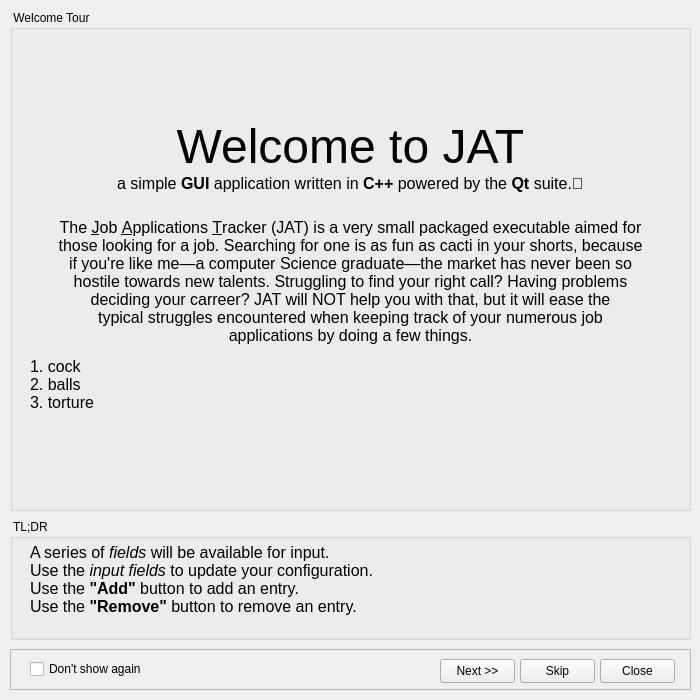
Before: the Qt Designer form src/mainwindow/mainwindow.ui in MarkGotLasagna/JAT, drawn with Qt 5.
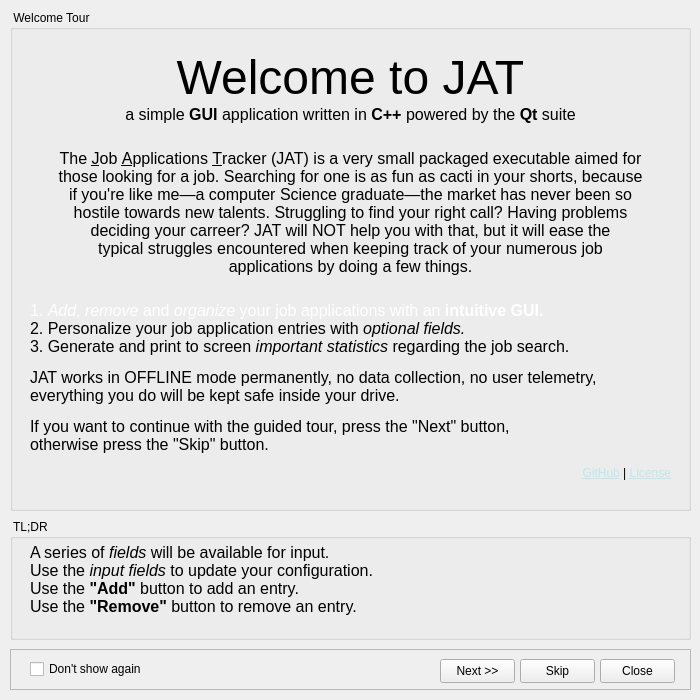
After: the same form once the commit is applied.

The edit to the form file:
```diff
--- a/src/mainwindow/mainwindow.ui
+++ b/src/mainwindow/mainwindow.ui
@@ -116,7 +116,7 @@
       </rect>
      </property>
      <property name="text">
-      <string>&lt;html&gt;&lt;head/&gt;&lt;body&gt;&lt;p align=&quot;center&quot;&gt;&lt;span style=&quot; font-size:36pt;&quot;&gt;Welcome to JAT&lt;br/&gt;&lt;/span&gt;&lt;span style=&quot; font-size:12pt;&quot;&gt;a simple &lt;/span&gt;&lt;span style=&quot; font-size:12pt; font-weight:700;&quot;&gt;GUI&lt;/span&gt;&lt;span style=&quot; font-size:12pt;&quot;&gt; application written in &lt;/span&gt;&lt;span style=&quot; font-size:12pt; font-weight:700;&quot;&gt;C++&lt;/span&gt;&lt;span style=&quot; font-size:12pt;&quot;&gt; powered by the &lt;/span&gt;&lt;span style=&quot; font-size:12pt; font-weight:700;&quot;&gt;Qt&lt;/span&gt;&lt;span style=&quot; font-size:12pt;&quot;&gt; suite.🐓&lt;br/&gt;&lt;/span&gt;&lt;/p&gt;&lt;p align=&quot;center&quot;&gt;&lt;span style=&quot; font-size:12pt;&quot;&gt;The &lt;/span&gt;&lt;span style=&quot; font-size:12pt; text-decoration: underline;&quot;&gt;J&lt;/span&gt;&lt;span style=&quot; font-size:12pt;&quot;&gt;ob &lt;/span&gt;&lt;span style=&quot; font-size:12pt; text-decoration: underline;&quot;&gt;A&lt;/span&gt;&lt;span style=&quot; font-size:12pt;&quot;&gt;pplications &lt;/span&gt;&lt;span style=&quot; font-size:12pt; text-decoration: underline;&quot;&gt;T&lt;/span&gt;&lt;span style=&quot; font-size:12pt;&quot;&gt;racker (JAT) is a very small packaged executable aimed for &lt;br/&gt;those looking for a job. Searching for one is as fun as cacti in your shorts, because&lt;br/&gt;if you're like me—a computer Science graduate—the market has never been so&lt;br/&gt;hostile towards new talents. Struggling to find your right call? Having problems &lt;br/&gt;deciding your carreer? JAT will NOT help you with that, but it will ease the &lt;br/&gt;typical struggles encountered when keeping track of your numerous job &lt;br/&gt;applications by doing a few things.&lt;/span&gt;&lt;/p&gt;&lt;p&gt;&lt;span style=&quot; font-size:12pt;&quot;&gt;1. cock&lt;br/&gt;2. balls&lt;br/&gt;3. torture&lt;/span&gt;&lt;/p&gt;&lt;/body&gt;&lt;/html&gt;</string>
+      <string>&lt;html&gt;&lt;head/&gt;&lt;body&gt;&lt;p align=&quot;center&quot;&gt;&lt;span style=&quot; font-size:36pt;&quot;&gt;Welcome to JAT&lt;br/&gt;&lt;/span&gt;&lt;span style=&quot; font-size:12pt;&quot;&gt;a simple &lt;/span&gt;&lt;span style=&quot; font-size:12pt; font-weight:700;&quot;&gt;GUI&lt;/span&gt;&lt;span style=&quot; font-size:12pt;&quot;&gt; application written in &lt;/span&gt;&lt;span style=&quot; font-size:12pt; font-weight:700;&quot;&gt;C++&lt;/span&gt;&lt;span style=&quot; font-size:12pt;&quot;&gt; powered by the &lt;/span&gt;&lt;span style=&quot; font-size:12pt; font-weight:700;&quot;&gt;Qt&lt;/span&gt;&lt;span style=&quot; font-size:12pt;&quot;&gt; suite&lt;br/&gt;&lt;/span&gt;&lt;/p&gt;&lt;p align=&quot;center&quot;&gt;&lt;span style=&quot; font-size:12pt;&quot;&gt;The &lt;/span&gt;&lt;span style=&quot; font-size:12pt; text-decoration: underline;&quot;&gt;J&lt;/span&gt;&lt;span style=&quot; font-size:12pt;&quot;&gt;ob &lt;/span&gt;&lt;span style=&quot; font-size:12pt; text-decoration: underline;&quot;&gt;A&lt;/span&gt;&lt;span style=&quot; font-size:12pt;&quot;&gt;pplications &lt;/span&gt;&lt;span style=&quot; font-size:12pt; text-decoration: underline;&quot;&gt;T&lt;/span&gt;&lt;span style=&quot; font-size:12pt;&quot;&gt;racker (JAT) is a very small packaged executable aimed for &lt;br/&gt;those looking for a job. Searching for one is as fun as cacti in your shorts, because&lt;br/&gt;if you're like me—a computer Science graduate—the market has never been so&lt;br/&gt;hostile towards new talents. Struggling to find your right call? Having problems &lt;br/&gt;deciding your carreer? JAT will NOT help you with that, but it will ease the &lt;br/&gt;typical struggles encountered when keeping track of your numerous job &lt;br/&gt;applications by doing a few things.&lt;br/&gt;&lt;/span&gt;&lt;/p&gt;&lt;p&gt;&lt;span style=&quot; font-size:12pt; color:#ffffff;&quot;&gt;1. &lt;/span&gt;&lt;span style=&quot; font-size:12pt; font-style:italic; color:#ffffff;&quot;&gt;Add&lt;/span&gt;&lt;span style=&quot; font-size:12pt; color:#ffffff;&quot;&gt;, &lt;/span&gt;&lt;span style=&quot; font-size:12pt; font-style:italic; color:#ffffff;&quot;&gt;remove&lt;/span&gt;&lt;span style=&quot; font-size:12pt; color:#ffffff;&quot;&gt; and &lt;/span&gt;&lt;span style=&quot; font-size:12pt; font-style:italic; color:#ffffff;&quot;&gt;organize&lt;/span&gt;&lt;span style=&quot; font-size:12pt; color:#ffffff;&quot;&gt; your job applications with an &lt;/span&gt;&lt;span style=&quot; font-size:12pt; font-weight:700; color:#ffffff;&quot;&gt;intuitive GUI.&lt;/span&gt;&lt;span style=&quot; font-size:12pt;&quot;&gt;&lt;br/&gt;2. Personalize your job application entries with &lt;/span&gt;&lt;span style=&quot; font-size:12pt; font-style:italic;&quot;&gt;optional fields.&lt;/span&gt;&lt;span style=&quot; font-size:12pt;&quot;&gt;&lt;br/&gt;3. Generate and print to screen &lt;/span&gt;&lt;span style=&quot; font-size:12pt; font-style:italic;&quot;&gt;important statistics&lt;/span&gt;&lt;span style=&quot; font-size:12pt;&quot;&gt; regarding the job search.&lt;/span&gt;&lt;/p&gt;&lt;p&gt;&lt;span style=&quot; font-size:12pt;&quot;&gt;JAT works in OFFLINE mode permanently, no data collection, no user telemetry,&lt;br/&gt;everything you do will be kept safe inside your drive.&lt;/span&gt;&lt;/p&gt;&lt;p&gt;&lt;span style=&quot; font-size:12pt;&quot;&gt;If you want to continue with the guided tour, press the &amp;quot;Next&amp;quot; button,&lt;br/&gt;otherwise press the &amp;quot;Skip&amp;quot; button.&lt;/span&gt;&lt;/p&gt;&lt;p align=&quot;right&quot;&gt;&lt;a href=&quot;https://github.com/MarkGotLasagna/JAT&quot;&gt;&lt;span style=&quot; text-decoration: underline; color:#bde7ec;&quot;&gt;GitHub&lt;/span&gt;&lt;/a&gt; | &lt;a href=&quot;https://unlicense.org&quot;&gt;&lt;span style=&quot; text-decoration: underline; color:#bde7ec;&quot;&gt;License&lt;/span&gt;&lt;/a&gt;&lt;/p&gt;&lt;/body&gt;&lt;/html&gt;</string>
      </property>
     </widget>
    </widget>
```
Left out of the diff: 4 changed lines with no effect on the pictures.
